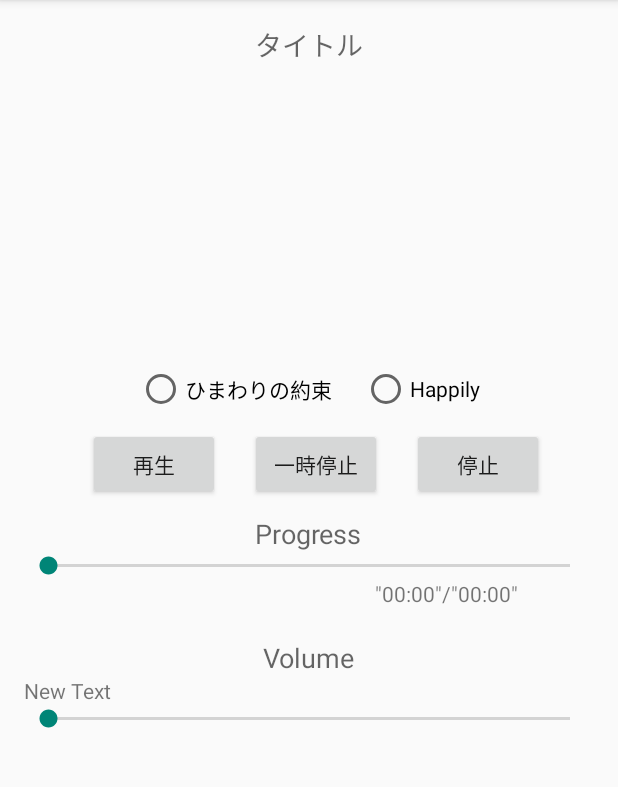
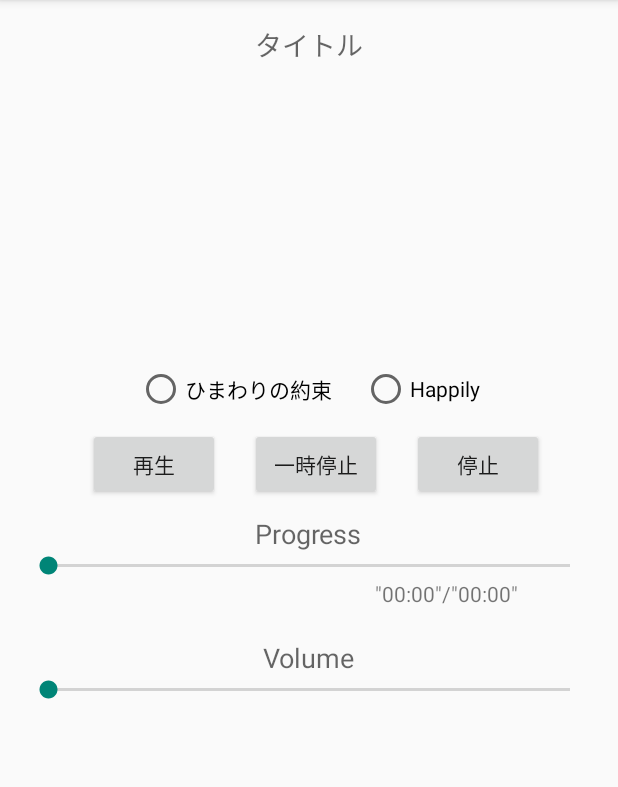
Before and after one commit to AkihiroTokai/musicplayer, an Android app: the screen it shows after launch (MainActivity), on a phone screen of 412 x 824 dp, the part 84-871 px from its top. Run offline under Robolectric (Android 15) with nearby library versions, the phone set to English and light mode, and no system bars.

Commit message:
Delete:UnusedTextView

```diff
--- a/app/src/main/res/layout/activity_main.xml
+++ b/app/src/main/res/layout/activity_main.xml
@@ -150,12 +150,6 @@
             android:id="@+id/textView3"
             android:layout_gravity="center_horizontal" />
 
-        <TextView
-            android:layout_width="wrap_content"
-            android:layout_height="wrap_content"
-            android:text="New Text"
-            android:id="@+id/textView4" />
-
         <SeekBar
             android:layout_width="match_parent"
             android:layout_height="wrap_content"
```
